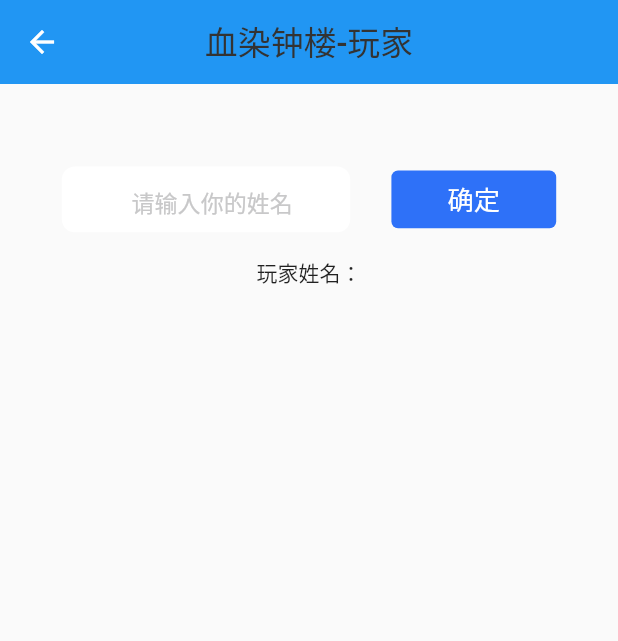
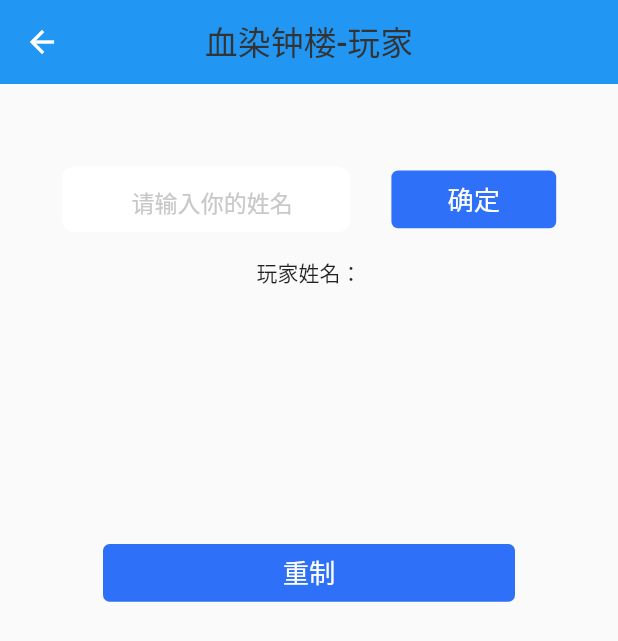
Before and after one commit to shaonianahua/xrzl, a Flutter app: the PlayerPage screen opened directly, on a phone screen of 412 x 824 dp. Shown: the top 641 px of the screen. Run offline on Flutter 3.47's test engine with Material 3 defaults, Android fonts, the phone set to English and light mode, and no system bars; our stand-ins replace bot_toast, dio, flutter_screenutil, get.

Commit message:
7/3 bug修改 新增重制功能

```diff
--- a/lib/banbenyi/page/index_page.dart
+++ b/lib/banbenyi/page/index_page.dart
@@ -28,7 +28,7 @@ class _IndexPageState extends State<IndexPage> {
         appBar: XWidget.myAppbar("血染钟楼-人员确定", false, context),
         body: Padding(
           padding: EdgeInsets.symmetric(vertical: 30.w, horizontal: 30.w),
-          child: Column(
+          child: ListView(
             children: [
               Text(
                 "参与人数",
--- a/lib/banbenyi/page/player_page.dart
+++ b/lib/banbenyi/page/player_page.dart
@@ -2,6 +2,7 @@ import 'package:flutter/material.dart';
 import 'package:flutter_screenutil/flutter_screenutil.dart';
 import 'package:get/get.dart';
 import 'package:xrzl/banbenyi/controller/index_controller.dart';
+import 'package:xrzl/banbenyi/page/first_page.dart';
 import 'package:xrzl/common/widget/xconfig.dart';
 import 'package:xrzl/common/widget/xwidget.dart';
 
@@ -143,6 +144,8 @@ class _PlayerPageState extends State<PlayerPage> {
                 return Container();
               }
             }),
+            SizedBox(height: 50.w,),
+            remarkBtn()
           ],
         ),
       ),
@@ -254,4 +257,31 @@ class _PlayerPageState extends State<PlayerPage> {
       ),
     );
   }
+
+  //游戏重制按钮
+  Widget remarkBtn() {
+    return GestureDetector(
+      onTap: () {
+        Get.delete<IndexController>();
+        Navigator.pushAndRemoveUntil(
+            context,
+            MaterialPageRoute(
+              builder: (context) => const FirstPage(),
+            ),
+            (route) => route == null);
+      },
+      child: Container(
+        width: 500.w,
+        height: 70.w,
+        alignment: Alignment.center,
+        decoration: BoxDecoration(
+            color: const Color(0xFF2E71F8),
+            borderRadius: BorderRadius.all(Radius.circular(8.w))),
+        child: Text(
+          "重制",
+          style: TextStyle(color: Colors.white, fontSize: 32.sp),
+        ),
+      ),
+    );
+  }
 }
```
Also changed, not shown: lib/banbenyi/controller/index_controller.dart (+2 -5 lines), 1 other file.
